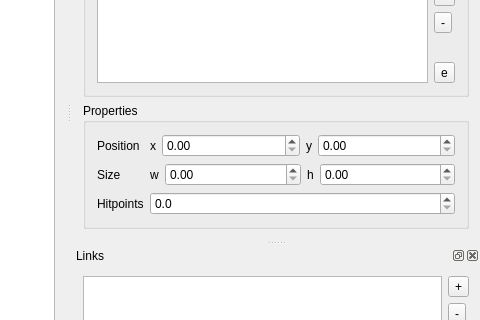
First picture: the form in mainwindow.ui, repository ChWick/Mencus-Map-Editor, before the edit; both pictures show x 627 to 1107 and y 252 to 572 of the 1107 by 750 pixel window.
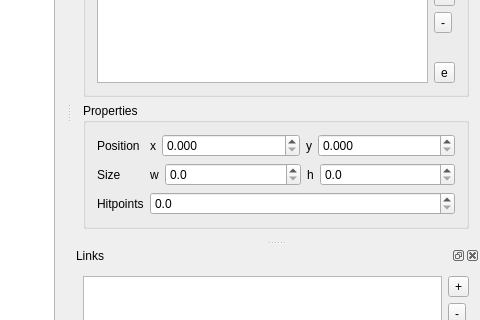
Second picture: the form after the edit. Custom widgets are drawn as their Qt base class.

Commit message: displaying current porperties of entites

What changed in the file:
```diff
--- a/mainwindow.ui
+++ b/mainwindow.ui
@@ -195,7 +195,14 @@
            </widget>
           </item>
           <item>
-           <widget class="QDoubleSpinBox" name="widthSpinBox"/>
+           <widget class="QDoubleSpinBox" name="widthSpinBox">
+            <property name="decimals">
+             <number>1</number>
+            </property>
+            <property name="maximum">
+             <double>999999.000000000000000</double>
+            </property>
+           </widget>
           </item>
           <item>
            <widget class="QLabel" name="heightLabel">
@@ -205,7 +212,14 @@
            </widget>
           </item>
           <item>
-           <widget class="QDoubleSpinBox" name="heightSpinBox"/>
+           <widget class="QDoubleSpinBox" name="heightSpinBox">
+            <property name="decimals">
+             <number>1</number>
+            </property>
+            <property name="maximum">
+             <double>999999.000000000000000</double>
+            </property>
+           </widget>
           </item>
          </layout>
         </item>
@@ -232,7 +246,14 @@
            </widget>
           </item>
           <item>
-           <widget class="QDoubleSpinBox" name="xCoordSpinBox"/>
+           <widget class="QDoubleSpinBox" name="xCoordSpinBox">
+            <property name="decimals">
+             <number>3</number>
+            </property>
+            <property name="maximum">
+             <double>99999.000000000000000</double>
+            </property>
+           </widget>
           </item>
           <item>
            <widget class="QLabel" name="yCoordLabel">
@@ -242,7 +263,14 @@
            </widget>
           </item>
           <item>
-           <widget class="QDoubleSpinBox" name="yCoordSpinBox"/>
+           <widget class="QDoubleSpinBox" name="yCoordSpinBox">
+            <property name="decimals">
+             <number>3</number>
+            </property>
+            <property name="maximum">
+             <double>99999.000000000000000</double>
+            </property>
+           </widget>
           </item>
          </layout>
         </item>
```
The commit also changes 2 other files.
